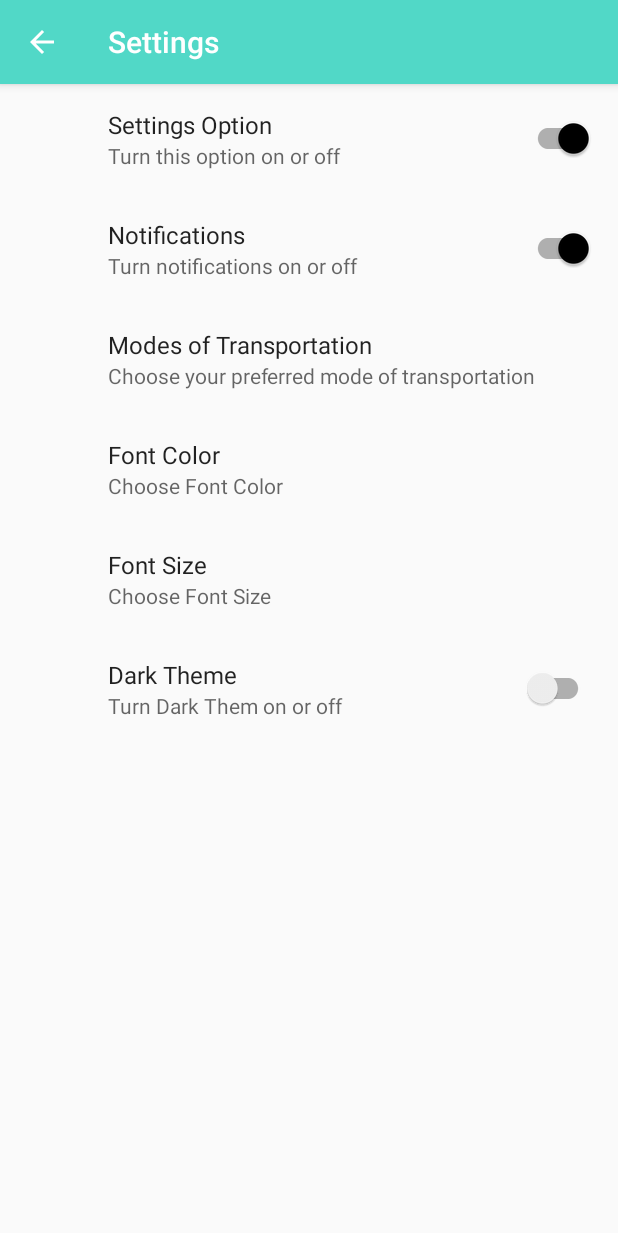
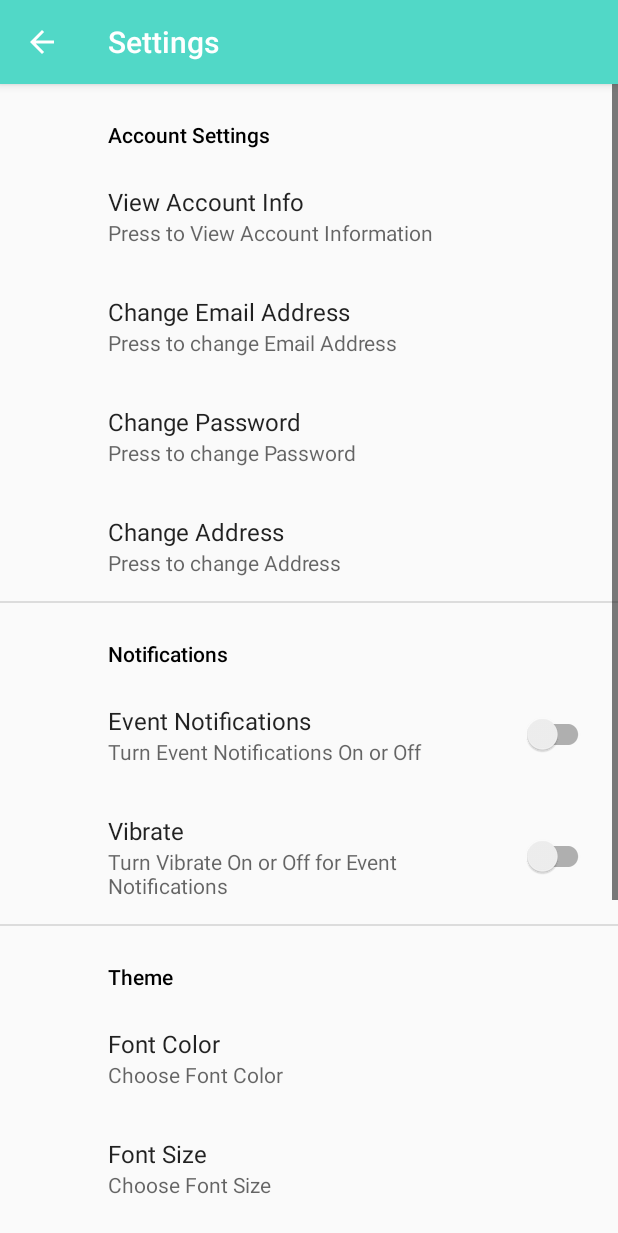
Before and after one commit to jiduncan/Travlendar, an Android app: the SettingsFragment screen opened directly, with no data from a screen before it, on a phone screen of 412 x 824 dp. Shown: the top 1233 px of the screen. Run offline under Robolectric (Android 15) with nearby library versions, the phone set to English and light mode, and no system bars; our stand-ins replace androidx.preference.

Commit message:
Added more Settings to settings ui

```diff
--- a/app/src/main/res/values/colors.xml
+++ b/app/src/main/res/values/colors.xml
@@ -2,8 +2,9 @@
 <resources>
     <color name="colorPrimary">#51d8c7</color>
     <color name="colorPrimaryDark">#51d8c7</color>
-    <color name="colorAccent">#FFFFFF</color>
+    <color name="colorAccent">#000000</color>
     <color name="colorBackground">#413e4f</color>
     <color name="colorText">#000000</color>
     <color name="colorTextHint">#51d8c7</color>
+    <color name="colorPreferenceCategory">#f44280</color>
 </resources>
--- a/app/src/main/res/values/styles.xml
+++ b/app/src/main/res/values/styles.xml
@@ -7,6 +7,7 @@
         <item name="colorPrimaryDark">@color/colorPrimaryDark</item>
         <item name="colorAccent">@color/colorAccent</item>
         <item name="android:textColor">@color/colorText</item>
+        <item name="android:textColorTertiary">@color/colorPreferenceCategory</item>
         <item name="android:textColorHint">@color/colorText</item>
         <item name="colorControlNormal">@color/colorText</item>
         <item name="colorControlActivated">@color/colorText</item>
--- a/app/src/main/res/xml/preferences.xml
+++ b/app/src/main/res/xml/preferences.xml
@@ -1,26 +1,60 @@
 <?xml version="1.0" encoding="utf-8"?>
 <PreferenceScreen xmlns:android="http://schemas.android.com/apk/res/android">
 
+    <PreferenceCategory
+        android:title="Account Settings"
+        android:key="account_category"
+        android:textColor="@color/colorPreferenceCategory">
+
+        <EditTextPreference
+            android:title="View Account Info"
+            android:key="view_account_info"
+            android:summary="Press to View Account Information"/>
+        <EditTextPreference
+            android:title="Change Email Address"
+            android:key="change_email"
+            android:summary="Press to change Email Address"/>
+
+        <EditTextPreference
+            android:title="Change Password"
+            android:key="change_password"
+            android:summary="Press to change Password"/>
+
+        <EditTextPreference
+            android:title="Change Address"
+            android:key="change_address"
+            android:summary="Press to change Address"/>
+
+
+    </PreferenceCategory>
+
+    <!--
     <android.support.v7.preference.SwitchPreferenceCompat
         android:defaultValue="true"
         android:key="example_switch"
         android:summary="@string/switch_summary"
         android:title="@string/switch_title" />
+    -->
+    <PreferenceCategory
+        android:title="Notifications"
+        android:key="notification_category">
 
         <android.support.v7.preference.SwitchPreferenceCompat
-        android:defaultValue="true"
-        android:key="notification_switch"
-        android:summary="Turn notifications on or off"
-        android:title="Notifications" />
+            android:defaultValue="false"
+            android:key="event_notification_switch"
+            android:summary="Turn Event Notifications On or Off"
+            android:title="Event Notifications" />
 
-    <ListPreference
-        android:key="@string/list_pref_mode_of_trans"
-        android:title="Modes of Transportation"
-        android:entries="@array/mode_of_trans_names_array"
-        android:entryValues="@array/mode_of_trans_values_array"
-        android:defaultValue="Car"
-        android:summary="Choose your preferred mode of transportation" />
+        <android.support.v7.preference.SwitchPreferenceCompat
+            android:defaultValue="false"
+            android:key="vibrate_notification_switch"
+            android:summary="Turn Vibrate On or Off for Event Notifications"
+            android:title="Vibrate" />
+    </PreferenceCategory>
 
+    <PreferenceCategory
+        android:title="Theme"
+        android:key="them_settings">
         <ListPreference
             android:key="@string/list_pref_font_color"
             android:title="Font Color"
@@ -42,4 +76,31 @@
             android:key="theme_switch"
             android:summary="Turn Dark Them on or off"
             android:title="Dark Theme" />
+
+    </PreferenceCategory>
+
+    <PreferenceCategory
+        android:title="Map Settings"
+        android:key="map_settings">
+
+        <ListPreference
+            android:key="@string/list_pref_mode_of_trans"
+            android:title="Modes of Transportation"
+            android:entries="@array/mode_of_trans_names_array"
+            android:entryValues="@array/mode_of_trans_values_array"
+            android:defaultValue="Car"
+            android:summary="Choose your preferred mode of transportation" />
+
+    </PreferenceCategory>
+
+    <PreferenceCategory
+        android:title="Calendar Settings"
+        android:key="calendar_settings">
+        <EditTextPreference
+            android:title="Import Calendar"
+            android:key="import_calendar"
+            android:summary="Press for import options"/>
+
+    </PreferenceCategory>
+
 </PreferenceScreen>
```
Lines whose indentation alone changed are shown as unchanged.
